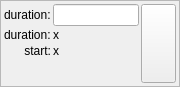
Above: uis/digital-event.ui from AlbertHdz4/qplayer before the change. Below: the same form after it.
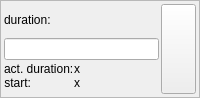
That is the form after the change. Icons and pictures are not drawn.

The edit to the form file:
```diff
--- a/uis/digital-event.ui
+++ b/uis/digital-event.ui
@@ -6,8 +6,8 @@
    <rect>
     <x>0</x>
     <y>0</y>
-    <width>180</width>
-    <height>87</height>
+    <width>200</width>
+    <height>98</height>
    </rect>
   </property>
   <property name="sizePolicy">
@@ -18,7 +18,7 @@
   </property>
   <property name="maximumSize">
    <size>
-    <width>180</width>
+    <width>200</width>
     <height>16777215</height>
    </size>
   </property>
@@ -66,32 +66,37 @@
        <number>3</number>
       </property>
       <item>
-       <layout class="QFormLayout" name="formLayout">
-        <property name="labelAlignment">
-         <set>Qt::AlignRight|Qt::AlignTrailing|Qt::AlignVCenter</set>
-        </property>
-        <item row="0" column="0">
+       <layout class="QVBoxLayout" name="verticalLayout">
+        <item>
          <widget class="QLabel" name="label">
           <property name="text">
            <string>duration:</string>
           </property>
          </widget>
         </item>
-        <item row="0" column="1">
+        <item>
          <widget class="QLineEdit" name="event_duration">
           <property name="clearButtonEnabled">
            <bool>false</bool>
           </property>
          </widget>
         </item>
-        <item row="1" column="0">
+        <item>
+         <layout class="QFormLayout" name="formLayout">
+          <property name="horizontalSpacing">
+           <number>0</number>
+          </property>
+          <property name="verticalSpacing">
+           <number>0</number>
+          </property>
+          <item row="0" column="0">
          <widget class="QLabel" name="label_2">
           <property name="text">
-           <string>duration:</string>
+             <string>act. duration:</string>
           </property>
          </widget>
         </item>
-        <item row="1" column="1">
+          <item row="0" column="1">
          <widget class="QLabel" name="duration_label">
           <property name="text">
            <string>x</string>
@@ -101,17 +106,7 @@
           </property>
          </widget>
         </item>
-        <item row="2" column="1">
-         <widget class="QLabel" name="start_label">
-          <property name="text">
-           <string>x</string>
-          </property>
-          <property name="alignment">
-           <set>Qt::AlignLeading|Qt::AlignLeft|Qt::AlignVCenter</set>
-          </property>
-         </widget>
-        </item>
-        <item row="2" column="0">
+          <item row="1" column="0">
          <widget class="QLabel" name="label_3">
           <property name="text">
            <string>start:</string>
@@ -121,6 +116,18 @@
           </property>
          </widget>
         </item>
+          <item row="1" column="1">
+           <widget class="QLabel" name="start_label">
+            <property name="text">
+             <string>x</string>
+            </property>
+            <property name="alignment">
+             <set>Qt::AlignLeading|Qt::AlignLeft|Qt::AlignVCenter</set>
+            </property>
+           </widget>
+          </item>
+         </layout>
+        </item>
        </layout>
       </item>
       <item>
```
Left out of the diff: 4 changed lines with no effect on the pictures. Lines whose indentation alone changed are shown as unchanged.
